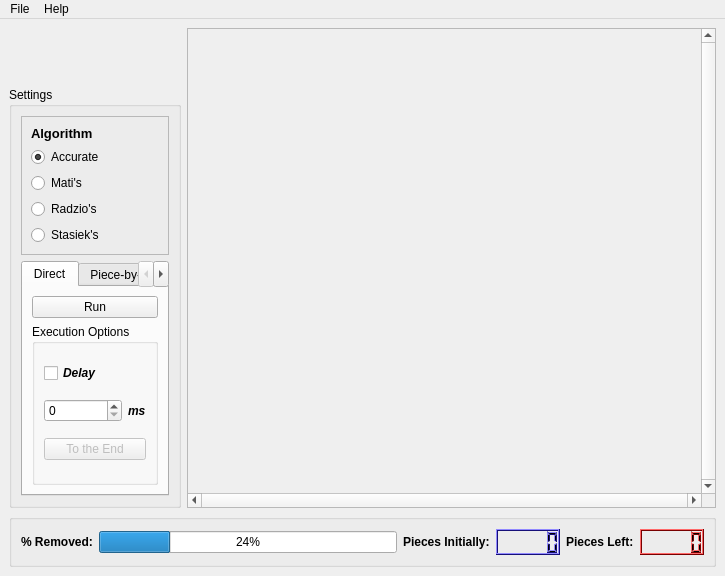
The window that src/mainwindow.ui (mbdevpl/VaDoR) describes before a commit, drawn with Qt 5.
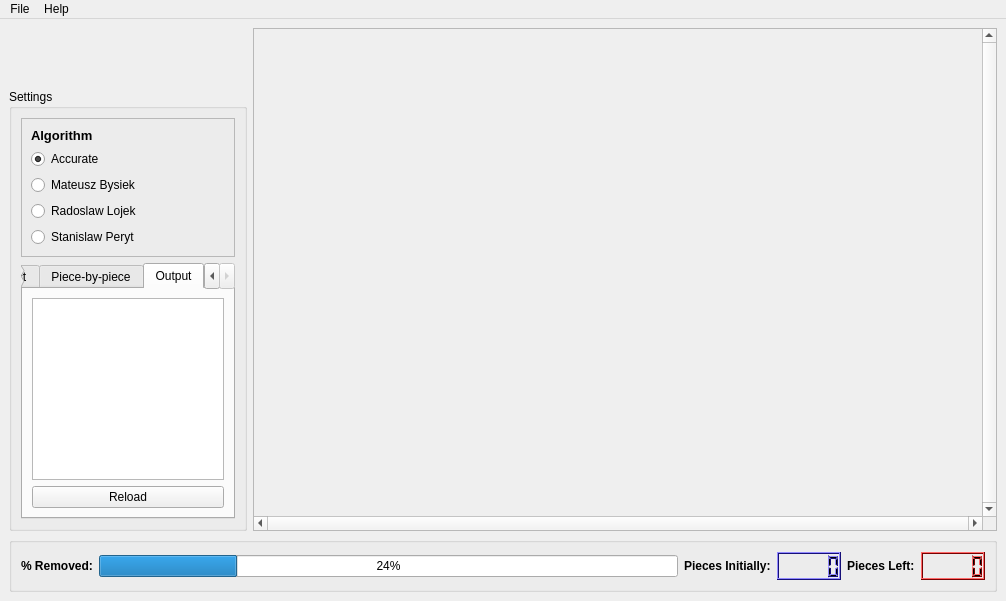
The same window after the commit. The open tabs and pages were chosen to show the change. Icons and pictures are not drawn.

Patch:
```diff
--- a/src/mainwindow.ui
+++ b/src/mainwindow.ui
@@ -6,8 +6,8 @@
    <rect>
     <x>0</x>
     <y>0</y>
-    <width>725</width>
-    <height>576</height>
+    <width>1006</width>
+    <height>601</height>
    </rect>
   </property>
   <property name="windowTitle">
@@ -48,8 +48,8 @@
         <rect>
          <x>0</x>
          <y>0</y>
-         <width>499</width>
-         <height>460</height>
+         <width>723</width>
+         <height>483</height>
         </rect>
        </property>
       </widget>
@@ -60,7 +60,7 @@
       <property name="title">
        <string>Settings</string>
       </property>
-      <layout class="QGridLayout" name="gridLayout_2" rowstretch="20,80">
+      <layout class="QGridLayout" name="gridLayout_2" rowstretch="30,70">
        <item row="0" column="0">
         <widget class="QFrame" name="frame">
          <property name="frameShape">
@@ -97,21 +97,21 @@
           <item>
            <widget class="QRadioButton" name="matiAlgRadioBox">
             <property name="text">
-             <string>Mati's</string>
+             <string>Mateusz Bysiek</string>
             </property>
            </widget>
           </item>
           <item>
            <widget class="QRadioButton" name="radekAlgRadioBox">
             <property name="text">
-             <string>Radzio's</string>
+             <string>Radoslaw Lojek</string>
             </property>
            </widget>
           </item>
           <item>
            <widget class="QRadioButton" name="stanislawAlgRadioBox">
             <property name="text">
-             <string>Stasiek's</string>
+             <string>Stanislaw Peryt</string>
             </property>
            </widget>
           </item>
@@ -286,6 +286,34 @@
            </item>
           </layout>
          </widget>
+         <widget class="QWidget" name="tab_3">
+          <attribute name="title">
+           <string>Output</string>
+          </attribute>
+          <layout class="QVBoxLayout" name="verticalLayout_5">
+           <item>
+            <widget class="QTextEdit" name="infoTextEdit">
+             <property name="lineWrapMode">
+              <enum>QTextEdit::NoWrap</enum>
+             </property>
+             <property name="readOnly">
+              <bool>true</bool>
+             </property>
+            </widget>
+           </item>
+           <item>
+            <widget class="QPushButton" name="ReloadButton">
+             <property name="text">
+              <string>Reload</string>
+             </property>
+             <property name="icon">
+              <iconset>
+               <normaloff>pictures/reload.png</normaloff>pictures/reload.png</iconset>
+             </property>
+            </widget>
+           </item>
+          </layout>
+         </widget>
         </widget>
        </item>
       </layout>
@@ -1194,7 +1222,7 @@
     <rect>
      <x>0</x>
      <y>0</y>
-     <width>725</width>
+     <width>1006</width>
      <height>20</height>
     </rect>
    </property>
```
Left out of the diff: 1 changed line with no effect on the pictures.
